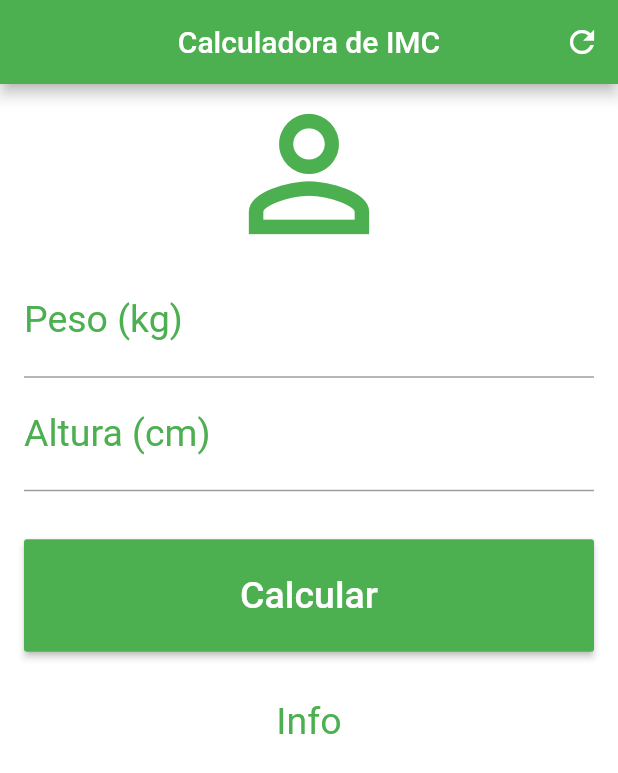
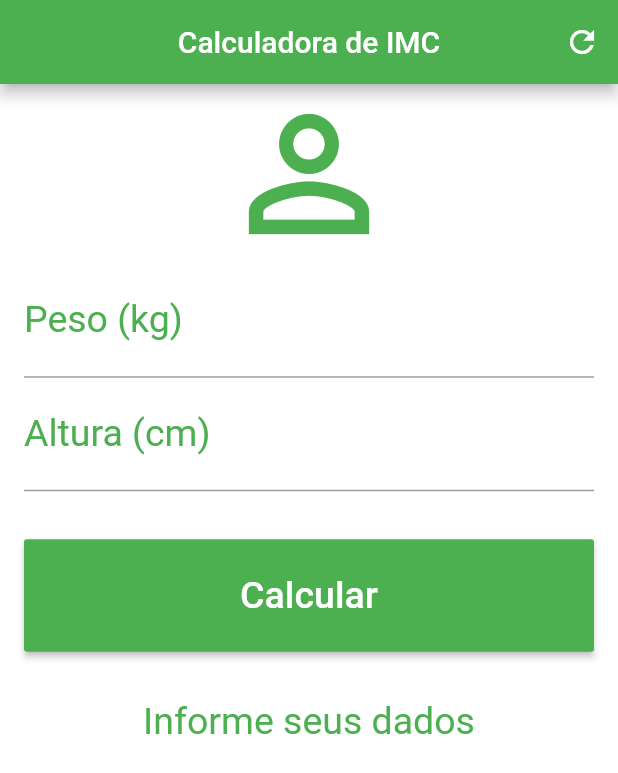
Before and after one commit to pcfmello/flutter-imc-calculator, a Flutter app: the screen it shows after launch, after a tap on "Calcular", on a phone screen of 412 x 824 dp. Shown: the top 773 px of the screen. Run offline on Flutter 3.47's test engine with Material 2 defaults, Android fonts, the phone set to English and light mode, and no system bars.

Commit message:
Criados métodos e atribuidos aos botões

```diff
--- a/lib/main.dart
+++ b/lib/main.dart
@@ -8,6 +8,42 @@ class Home extends StatefulWidget {
 }
 
 class _HomeState extends State<Home> {
+  TextEditingController weightController = TextEditingController();
+  TextEditingController heightController = TextEditingController();
+  String _info = "Informe seus dados";
+
+  void _resetFields() {
+    weightController.text = "";
+    heightController.text = "";
+    setState(() {
+      _info = "Informe seus dados";
+    });
+  }
+
+  void _calculate() {
+    String message = "";
+    double weight = double.parse(weightController.text);
+    double height = double.parse(heightController.text) / 100;
+    double imc = weight / (height * height);
+    if (imc < 18.6) {
+      message = "Abaixo do peso. (${imc.toStringAsPrecision(4)})";
+    } else if (imc >= 18.6 && imc < 24.9) {
+      message = "Peso ideal (${imc.toStringAsPrecision(4)})";
+    } else if (imc >= 24.9 && imc < 29.9) {
+      message = "Levemente acima do peso (${imc.toStringAsPrecision(4)})";
+    } else if (imc >= 29.9 && imc < 34.9) {
+      message = "Obesidade grau I (${imc.toStringAsPrecision(4)})";
+    } else if (imc >= 34.9 && imc < 39.9) {
+      message = "Obesidade grau II (${imc.toStringAsPrecision(4)})";
+    } else {
+      message = "Obesidade grau III (${imc.toStringAsPrecision(4)})";
+    }
+
+    setState(() {
+      _info = message;
+    });
+  }
+
   @override
   Widget build(BuildContext context) {
     return Scaffold(
@@ -18,7 +54,7 @@ class _HomeState extends State<Home> {
           actions: <Widget>[
             IconButton(
               icon: Icon(Icons.refresh),
-              onPressed: () {},
+              onPressed: _resetFields,
             )
           ],
         ),
@@ -37,6 +73,7 @@ class _HomeState extends State<Home> {
                   ),
                   textAlign: TextAlign.center,
                   style: TextStyle(color: Colors.green, fontSize: 25),
+                  controller: weightController,
                 ),
                 TextField(
                   keyboardType: TextInputType.number,
@@ -46,20 +83,21 @@ class _HomeState extends State<Home> {
                   ),
                   textAlign: TextAlign.center,
                   style: TextStyle(color: Colors.green, fontSize: 25),
+                  controller: heightController,
                 ),
                 const SizedBox(height: 32.0),
                 Container(
                     height: 75.0,
                     width: double.infinity,
                     child: RaisedButton(
-                        onPressed: () {},
+                        onPressed: _calculate,
                         child: Text(
                           "Calcular",
                           style: TextStyle(color: Colors.white, fontSize: 25.0),
                         ),
                         color: Colors.green)),
                 const SizedBox(height: 32.0),
-                Text("Info",
+                Text(_info,
                     style: TextStyle(color: Colors.green, fontSize: 25.0))
               ],
             )));
```
